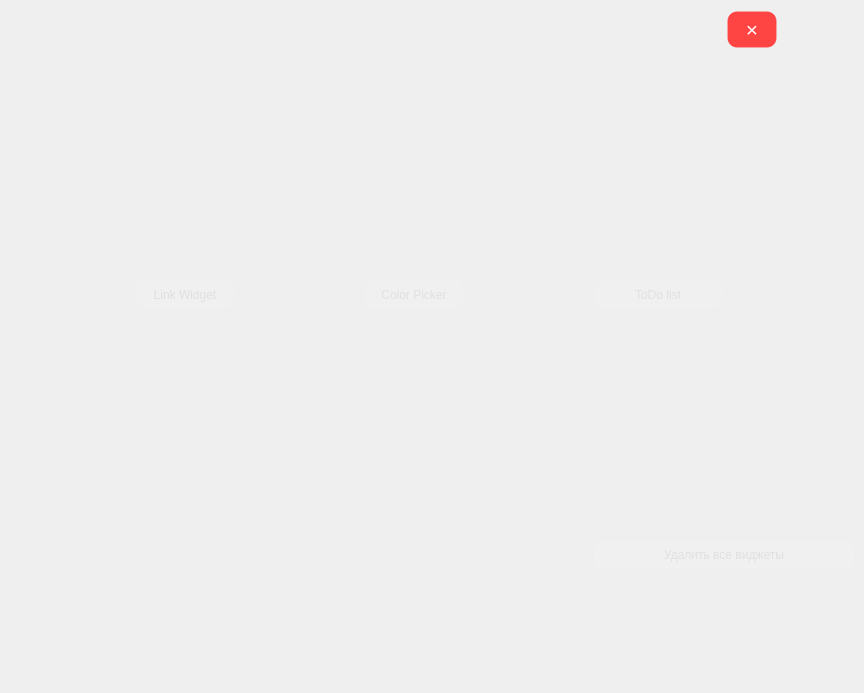
This is data/ui/app.ui in Otak1ch/Product as Qt 5 draws it before an edit. The edited form follows.
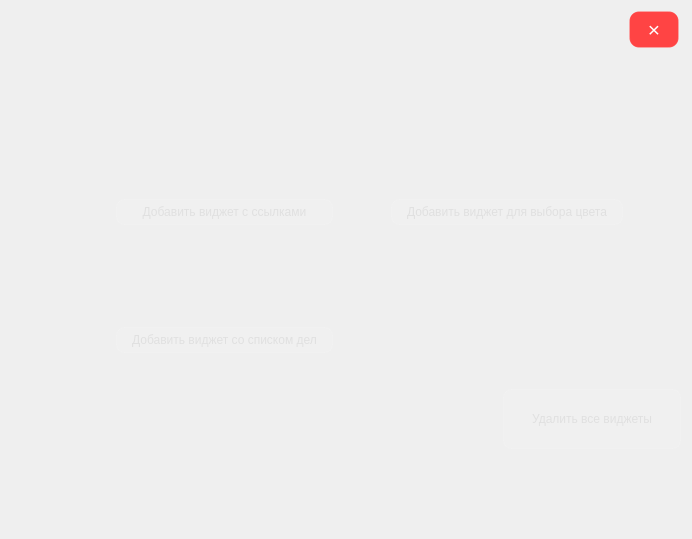
This is the edited form.

```diff
--- a/data/ui/app.ui
+++ b/data/ui/app.ui
@@ -6,8 +6,8 @@
    <rect>
     <x>0</x>
     <y>0</y>
-    <width>864</width>
-    <height>693</height>
+    <width>692</width>
+    <height>539</height>
    </rect>
   </property>
   <property name="windowTitle">
@@ -34,95 +34,20 @@
 }</string>
   </property>
   <layout class="QGridLayout" name="gridLayout">
-   <item row="3" column="6">
-    <spacer name="horizontalSpacer_5">
+   <item row="5" column="0">
+    <spacer name="verticalSpacer_8">
      <property name="orientation">
-      <enum>Qt::Horizontal</enum>
-     </property>
-     <property name="sizeHint" stdset="0">
-      <size>
-       <width>84</width>
-       <height>20</height>
-      </size>
-     </property>
-    </spacer>
-   </item>
-   <item row="3" column="1" colspan="2">
-    <widget class="QPushButton" name="LinkButton">
-     <property name="enabled">
-      <bool>true</bool>
-     </property>
-     <property name="maximumSize">
-      <size>
-       <width>300</width>
-       <height>60</height>
-      </size>
-     </property>
-     <property name="text">
-      <string>Link Widget</string>
-     </property>
-    </widget>
-   </item>
-   <item row="3" column="0">
-    <spacer name="horizontalSpacer_4">
-     <property name="orientation">
-      <enum>Qt::Horizontal</enum>
-     </property>
-     <property name="sizeHint" stdset="0">
-      <size>
-       <width>84</width>
-       <height>20</height>
-      </size>
-     </property>
-    </spacer>
-   </item>
-   <item row="3" column="3">
-    <spacer name="horizontalSpacer_3">
-     <property name="orientation">
-      <enum>Qt::Horizontal</enum>
-     </property>
-     <property name="sizeHint" stdset="0">
-      <size>
-       <width>85</width>
-       <height>20</height>
-      </size>
-     </property>
-    </spacer>
-   </item>
-   <item row="3" column="7">
-    <widget class="QPushButton" name="TodoButton">
-     <property name="text">
-      <string>ToDo list</string>
-     </property>
-    </widget>
-   </item>
-   <item row="2" column="7">
-    <spacer name="verticalSpacer_10">
-     <property name="orientation">
       <enum>Qt::Vertical</enum>
      </property>
      <property name="sizeHint" stdset="0">
       <size>
        <width>20</width>
-       <height>40</height>
+       <height>61</height>
       </size>
      </property>
     </spacer>
    </item>
-   <item row="4" column="7">
-    <spacer name="verticalSpacer_11">
-     <property name="orientation">
-      <enum>Qt::Vertical</enum>
-     </property>
-     <property name="sizeHint" stdset="0">
-      <size>
-       <width>20</width>
-       <height>40</height>
-      </size>
-     </property>
-    </spacer>
-   </item>
-   <item row="0" column="8">
+   <item row="0" column="6">
     <widget class="QPushButton" name="btnClose">
      <property name="maximumSize">
       <size>
@@ -155,34 +80,54 @@
      </property>
     </widget>
    </item>
-   <item row="3" column="8">
-    <spacer name="horizontalSpacer_8">
-     <property name="orientation">
-      <enum>Qt::Horizontal</enum>
-     </property>
-     <property name="sizeHint" stdset="0">
-      <size>
-       <width>40</width>
-       <height>20</height>
-      </size>
-     </property>
-    </spacer>
-   </item>
-   <item row="3" column="4" colspan="2">
-    <widget class="QPushButton" name="addColorPicker">
-     <property name="maximumSize">
-      <size>
-       <width>300</width>
-       <height>60</height>
-      </size>
-     </property>
+   <item row="6" column="2">
+    <widget class="QPushButton" name="TodoButton">
      <property name="text">
-      <string>Color Picker</string>
+      <string>Добавить виджет со списком дел</string>
      </property>
     </widget>
    </item>
-   <item row="4" column="1">
-    <spacer name="verticalSpacer_8">
+   <item row="6" column="3">
+    <spacer name="horizontalSpacer_7">
+     <property name="orientation">
+      <enum>Qt::Horizontal</enum>
+     </property>
+     <property name="sizeHint" stdset="0">
+      <size>
+       <width>40</width>
+       <height>20</height>
+      </size>
+     </property>
+    </spacer>
+   </item>
+   <item row="5" column="2">
+    <spacer name="verticalSpacer_4">
+     <property name="orientation">
+      <enum>Qt::Vertical</enum>
+     </property>
+     <property name="sizeHint" stdset="0">
+      <size>
+       <width>20</width>
+       <height>40</height>
+      </size>
+     </property>
+    </spacer>
+   </item>
+   <item row="7" column="2">
+    <spacer name="verticalSpacer_5">
+     <property name="orientation">
+      <enum>Qt::Vertical</enum>
+     </property>
+     <property name="sizeHint" stdset="0">
+      <size>
+       <width>20</width>
+       <height>40</height>
+      </size>
+     </property>
+    </spacer>
+   </item>
+   <item row="5" column="3">
+    <spacer name="verticalSpacer_6">
      <property name="orientation">
       <enum>Qt::Vertical</enum>
      </property>
@@ -194,7 +139,20 @@
      </property>
     </spacer>
    </item>
-   <item row="5" column="8">
+   <item row="7" column="4">
+    <spacer name="horizontalSpacer_2">
+     <property name="orientation">
+      <enum>Qt::Horizontal</enum>
+     </property>
+     <property name="sizeHint" stdset="0">
+      <size>
+       <width>84</width>
+       <height>20</height>
+      </size>
+     </property>
+    </spacer>
+   </item>
+   <item row="6" column="6">
     <spacer name="verticalSpacer_2">
      <property name="orientation">
       <enum>Qt::Vertical</enum>
@@ -207,7 +165,7 @@
      </property>
     </spacer>
    </item>
-   <item row="6" column="7" colspan="2">
+   <item row="7" column="5" colspan="2">
     <widget class="QPushButton" name="btnDeleteAll">
      <property name="maximumSize">
       <size>
@@ -220,20 +178,7 @@
      </property>
     </widget>
    </item>
-   <item row="6" column="6">
-    <spacer name="horizontalSpacer_2">
-     <property name="orientation">
-      <enum>Qt::Horizontal</enum>
-     </property>
-     <property name="sizeHint" stdset="0">
-      <size>
-       <width>84</width>
-       <height>20</height>
-      </size>
-     </property>
-    </spacer>
-   </item>
-   <item row="7" column="8">
+   <item row="8" column="6">
     <spacer name="verticalSpacer_3">
      <property name="orientation">
       <enum>Qt::Vertical</enum>
@@ -246,9 +191,38 @@
      </property>
     </spacer>
    </item>
-   <item row="4" column="5">
-    <spacer name="verticalSpacer_6">
+   <item row="3" column="2">
+    <widget class="QPushButton" name="LinkButton">
+     <property name="enabled">
+      <bool>true</bool>
+     </property>
+     <property name="maximumSize">
+      <size>
+       <width>300</width>
+       <height>60</height>
+      </size>
+     </property>
+     <property name="text">
+      <string>Добавить виджет с ссылками</string>
+     </property>
+    </widget>
+   </item>
+   <item row="6" column="1">
+    <spacer name="horizontalSpacer_6">
      <property name="orientation">
+      <enum>Qt::Horizontal</enum>
+     </property>
+     <property name="sizeHint" stdset="0">
+      <size>
+       <width>40</width>
+       <height>20</height>
+      </size>
+     </property>
+    </spacer>
+   </item>
+   <item row="2" column="0">
+    <spacer name="verticalSpacer_9">
+     <property name="orientation">
       <enum>Qt::Vertical</enum>
      </property>
      <property name="sizeHint" stdset="0">
@@ -259,7 +233,33 @@
      </property>
     </spacer>
    </item>
-   <item row="0" column="7">
+   <item row="2" column="3">
+    <spacer name="verticalSpacer_7">
+     <property name="orientation">
+      <enum>Qt::Vertical</enum>
+     </property>
+     <property name="sizeHint" stdset="0">
+      <size>
+       <width>20</width>
+       <height>61</height>
+      </size>
+     </property>
+    </spacer>
+   </item>
+   <item row="1" column="6">
+    <spacer name="verticalSpacer">
+     <property name="orientation">
+      <enum>Qt::Vertical</enum>
+     </property>
+     <property name="sizeHint" stdset="0">
+      <size>
+       <width>20</width>
+       <height>61</height>
+      </size>
+     </property>
+    </spacer>
+   </item>
+   <item row="0" column="5">
     <spacer name="horizontalSpacer">
      <property name="orientation">
       <enum>Qt::Horizontal</enum>
@@ -272,41 +272,54 @@
      </property>
     </spacer>
    </item>
-   <item row="1" column="8">
-    <spacer name="verticalSpacer">
+   <item row="3" column="4" colspan="2">
+    <widget class="QPushButton" name="addColorPicker">
+     <property name="maximumSize">
+      <size>
+       <width>300</width>
+       <height>60</height>
+      </size>
+     </property>
+     <property name="text">
+      <string>Добавить виджет для выбора цвета</string>
+     </property>
+    </widget>
+   </item>
+   <item row="3" column="0">
+    <spacer name="horizontalSpacer_3">
      <property name="orientation">
-      <enum>Qt::Vertical</enum>
+      <enum>Qt::Horizontal</enum>
      </property>
      <property name="sizeHint" stdset="0">
       <size>
-       <width>20</width>
-       <height>61</height>
+       <width>40</width>
+       <height>20</height>
       </size>
      </property>
     </spacer>
    </item>
-   <item row="2" column="5">
-    <spacer name="verticalSpacer_7">
+   <item row="3" column="6">
+    <spacer name="horizontalSpacer_4">
      <property name="orientation">
-      <enum>Qt::Vertical</enum>
+      <enum>Qt::Horizontal</enum>
      </property>
      <property name="sizeHint" stdset="0">
       <size>
-       <width>20</width>
-       <height>61</height>
+       <width>40</width>
+       <height>20</height>
       </size>
      </property>
     </spacer>
    </item>
-   <item row="2" column="1">
-    <spacer name="verticalSpacer_9">
+   <item row="3" column="3">
+    <spacer name="horizontalSpacer_5">
      <property name="orientation">
-      <enum>Qt::Vertical</enum>
+      <enum>Qt::Horizontal</enum>
      </property>
      <property name="sizeHint" stdset="0">
       <size>
-       <width>20</width>
-       <height>61</height>
+       <width>40</width>
+       <height>20</height>
       </size>
      </property>
     </spacer>
```
Left out of the diff: 17 changed lines with no effect on the pictures.
